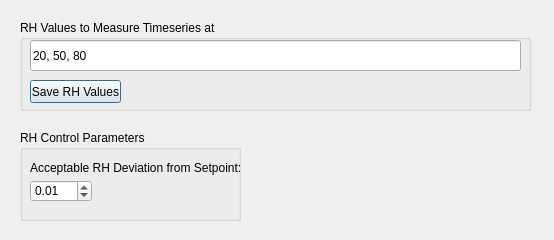
Above: Avasoft_thorlabs_kikkare/link_settings_window.ui from AlwaysLati/thorlabs_rotation_stage_controller before the change. Below: the same form after it.
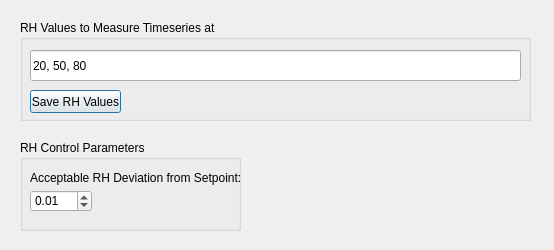
That is the form after the change.

What changed in the file:
```diff
--- a/Avasoft_thorlabs_kikkare/link_settings_window.ui
+++ b/Avasoft_thorlabs_kikkare/link_settings_window.ui
@@ -7,7 +7,7 @@
     <x>0</x>
     <y>0</y>
     <width>554</width>
-    <height>240</height>
+    <height>250</height>
    </rect>
   </property>
   <property name="windowTitle">
@@ -19,7 +19,7 @@
      <x>20</x>
      <y>20</y>
      <width>511</width>
-     <height>91</height>
+     <height>101</height>
     </rect>
    </property>
    <property name="title">
@@ -29,7 +29,7 @@
     <property name="geometry">
      <rect>
       <x>10</x>
-      <y>20</y>
+      <y>30</y>
       <width>491</width>
       <height>31</height>
      </rect>
@@ -42,7 +42,7 @@
     <property name="geometry">
      <rect>
       <x>10</x>
-      <y>60</y>
+      <y>70</y>
       <width>91</width>
       <height>23</height>
      </rect>
@@ -56,7 +56,7 @@
    <property name="geometry">
     <rect>
      <x>20</x>
-     <y>130</y>
+     <y>140</y>
      <width>221</width>
      <height>91</height>
     </rect>
```
